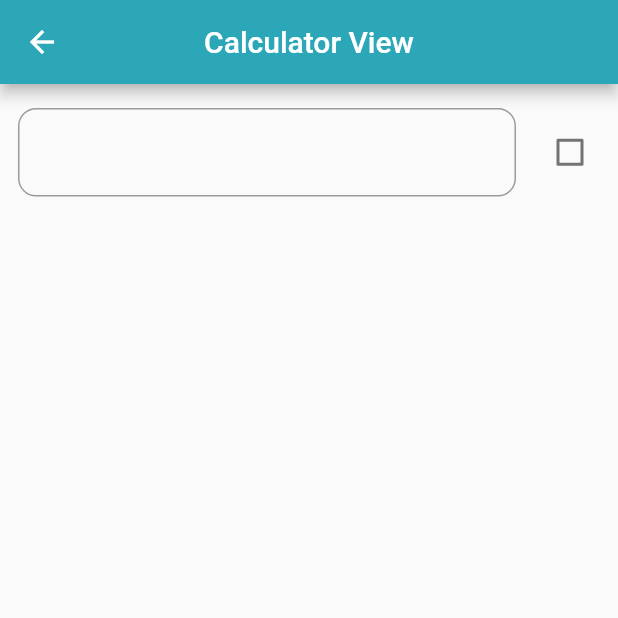
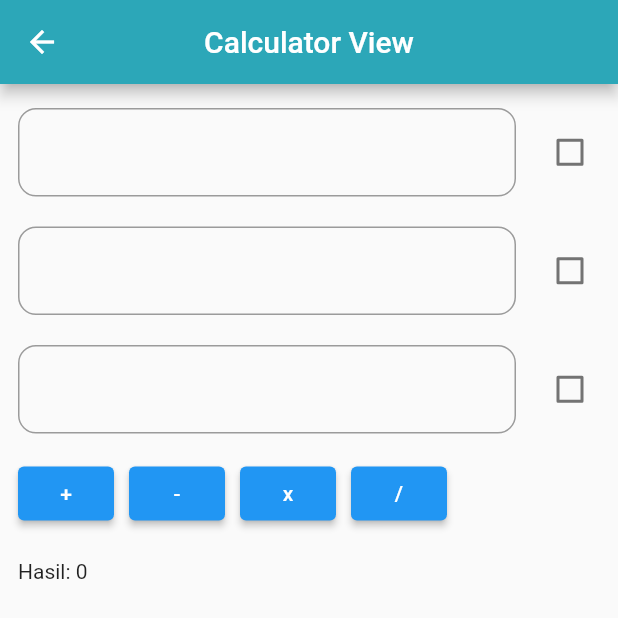
Before and after one commit to handika231/work-test, a Flutter app: the CalculatorView screen opened by its route, on a phone screen of 412 x 824 dp. Shown: the top 618 px of the screen. Run offline on Flutter 3.47's test engine with Material 2 defaults, Android fonts, the phone set to English and light mode, and no system bars; our stand-ins replace get.

Commit message:
solve 3 a

```diff
--- a/lib/views/calculator_view.dart
+++ b/lib/views/calculator_view.dart
@@ -11,10 +11,13 @@ class CalculatorView extends GetView<CalculatorController> {
       appBar: AppBar(
         title: const Text('Calculator View'),
       ),
-      body: ListView(
+      body: Form(
+        key: controller.formKey,
+        child: ListView(
           padding: const EdgeInsets.all(12),
           children: [
-          CheckboxListTile(
+            Obx(
+              () => CheckboxListTile(
                 contentPadding: EdgeInsets.zero,
                 title: TextFormField(
                   keyboardType: TextInputType.number,
@@ -27,14 +30,121 @@ class CalculatorView extends GetView<CalculatorController> {
                     ),
                   ),
                 ),
-            value: controller.isChecked.value,
-            onChanged: (value) {},
+                value: controller.isFirstChecked.value,
+                onChanged: (_) {
+                  controller.isFirstChecked.toggle();
+                },
+              ),
             ),
             const SizedBox(
               height: 12,
             ),
+            Obx(
+              () => CheckboxListTile(
+                contentPadding: EdgeInsets.zero,
+                title: TextFormField(
+                  keyboardType: TextInputType.number,
+                  controller: controller.secondNumberController,
+                  decoration: const InputDecoration(
+                    border: OutlineInputBorder(
+                      borderRadius: BorderRadius.all(
+                        Radius.circular(12),
+                      ),
+                    ),
+                  ),
+                ),
+                value: controller.isSecondChecked.value,
+                onChanged: (_) {
+                  controller.isSecondChecked.toggle();
+                },
+              ),
+            ),
+            const SizedBox(
+              height: 12,
+            ),
+            Obx(
+              () => CheckboxListTile(
+                selectedTileColor: Colors.red,
+                contentPadding: EdgeInsets.zero,
+                title: TextFormField(
+                  keyboardType: TextInputType.number,
+                  controller: controller.thirdNumberController,
+                  decoration: const InputDecoration(
+                    border: OutlineInputBorder(
+                      borderRadius: BorderRadius.all(
+                        Radius.circular(12),
+                      ),
+                    ),
+                  ),
+                ),
+                value: controller.isThirdChecked.value,
+                onChanged: (_) {
+                  controller.isThirdChecked.toggle();
+                },
+              ),
+            ),
+            const SizedBox(
+              height: 12,
+            ),
+            Wrap(
+              spacing: 10,
+              runSpacing: 10,
+              children: [
+                ElevatedButton(
+                  onPressed: () {
+                    _calculate(controller.increment());
+                  },
+                  child: const Text('+'),
+                ),
+                ElevatedButton(
+                  onPressed: () {
+                    _calculate(controller.decrement());
+                  },
+                  child: const Text('-'),
+                ),
+                ElevatedButton(
+                  onPressed: () {
+                    _calculate(controller.multiply());
+                  },
+                  child: const Text('x'),
+                ),
+                ElevatedButton(
+                  onPressed: () {
+                    _calculate(controller.divide());
+                  },
+                  child: const Text('/'),
+                ),
               ],
+            ),
+            const SizedBox(
+              height: 20,
+            ),
+            Obx(
+              () => Text('Hasil: ${controller.result.value}'),
+            ),
+          ],
+        ),
       ),
     );
   }
+
+  void _calculate(int function) {
+    try {
+      if (controller.isFirstChecked.value && controller.isSecondChecked.value ||
+          controller.isFirstChecked.value && controller.isThirdChecked.value ||
+          controller.isSecondChecked.value && controller.isThirdChecked.value) {
+        function;
+      } else {
+        Get.snackbar(
+          'Error',
+          'Setidaknya 2 angka yang di ceklis',
+          snackPosition: SnackPosition.TOP,
+          backgroundColor: Colors.red,
+          colorText: Colors.white,
+        );
       }
+    } catch (e) {
+      throw Exception('Error: $e');
+    }
+  }
+}
```
Also changed, not shown: lib/controller/calculator_controller.dart (+81 -2 lines). Lines whose indentation alone changed are shown as unchanged.
